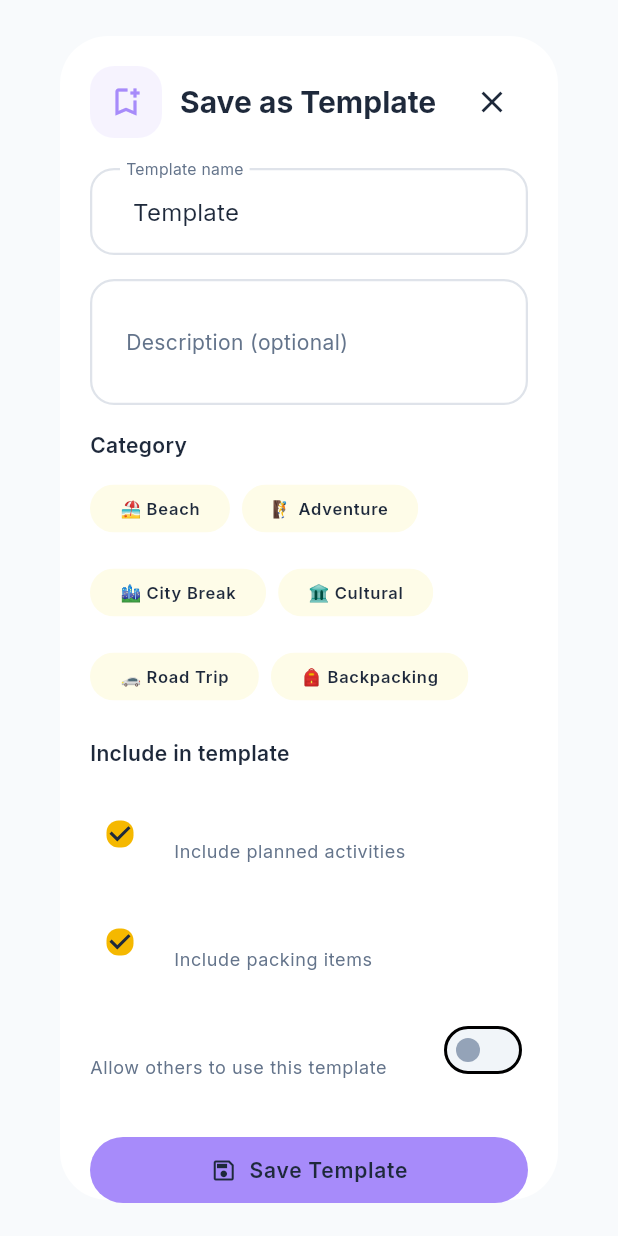
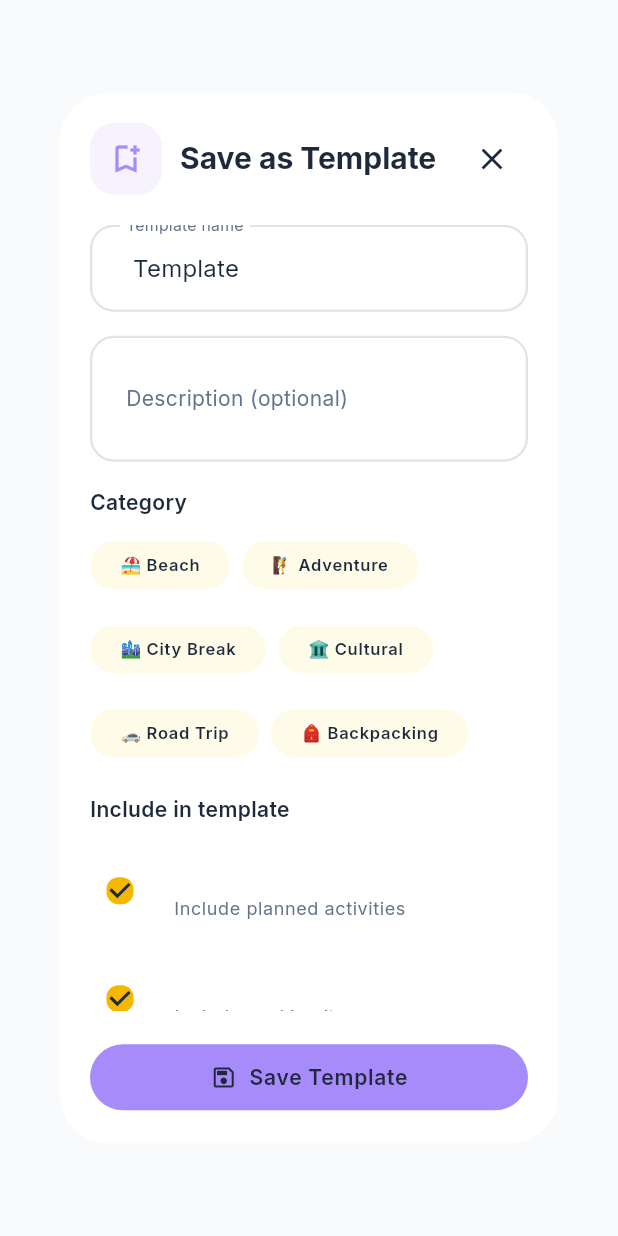
Before and after one commit to theprantadutta/odyssey, a Flutter app: the SaveAsTemplateDialog widget shown alone on an empty page, opened directly with empty values, on a phone screen of 412 x 824 dp. Run offline on Flutter 3.47's test engine with Material 3 defaults, Android fonts, the phone set to English and light mode, and no system bars; our stand-ins replace cached_network_image, dio, equatable, file_picker, firebase_auth, firebase_core and 17 more; missing offline and left inert: flutter_map_marker_cluster, pdfx; accounts and stored records are empty; generated files the repository leaves out were written again; network calls fail.

Commit message:
fix: make save as template dialog scrollable to prevent overflow
Co-Authored-By: Claude Opus 4.5 <noreply@anthropic.com>

```diff
--- a/lib/src/features/templates/presentation/widgets/save_as_template_dialog.dart
+++ b/lib/src/features/templates/presentation/widgets/save_as_template_dialog.dart
@@ -106,6 +106,9 @@ class _SaveAsTemplateDialogState extends ConsumerState<SaveAsTemplateDialog> {
       ),
       child: Container(
         width: 400,
+        constraints: BoxConstraints(
+          maxHeight: MediaQuery.of(context).size.height * 0.85,
+        ),
         padding: const EdgeInsets.all(AppSizes.space20),
         child: Form(
           key: _formKey,
@@ -144,6 +147,13 @@ class _SaveAsTemplateDialogState extends ConsumerState<SaveAsTemplateDialog> {
               ),
               const SizedBox(height: AppSizes.space20),
 
+              // Scrollable content
+              Flexible(
+                child: SingleChildScrollView(
+                  child: Column(
+                    mainAxisSize: MainAxisSize.min,
+                    crossAxisAlignment: CrossAxisAlignment.start,
+                    children: [
                       // Name field
                       TextFormField(
                         controller: _nameController,
@@ -240,6 +250,10 @@ class _SaveAsTemplateDialogState extends ConsumerState<SaveAsTemplateDialog> {
                         subtitle: const Text('Allow others to use this template'),
                         contentPadding: EdgeInsets.zero,
                       ),
+                    ],
+                  ),
+                ),
+              ),
 
               const SizedBox(height: AppSizes.space20),
 
```
Lines whose indentation alone changed are shown as unchanged.
